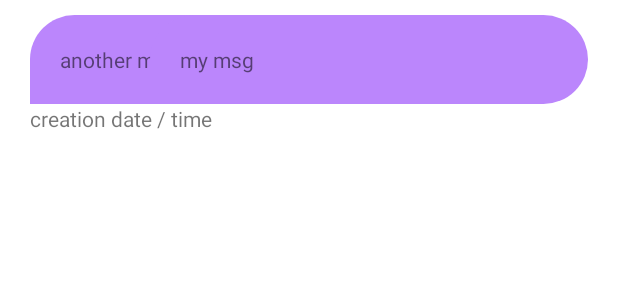
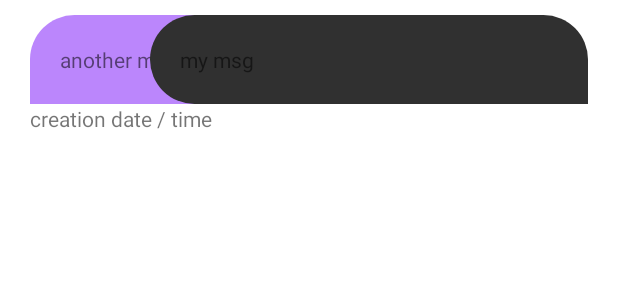
Before and after one commit to kapymessenger/Kapy, an Android app: the layout chat_layout_adapter.xml on its own in the app's theme, with its tools: preview values and no code run, on a phone screen of 412 x 824 dp. Shown: the top 300 px of the screen. Run offline under Robolectric (Android 15) with nearby library versions, the phone set to English and light mode, and no system bars.

Commit message:
Chat implemented for test

```diff
--- a/app/build.gradle
+++ b/app/build.gradle
@@ -38,6 +38,7 @@ android {
 
 dependencies {
     implementation 'androidx.core:core-ktx:1.8.0'
+    implementation 'com.google.code.gson:gson:2.9.0'
     implementation 'androidx.appcompat:appcompat:1.4.2'
     implementation 'com.google.android.material:material:1.6.1'
     implementation 'androidx.constraintlayout:constraintlayout:2.1.4'
--- a/app/src/main/java/org/kapyteam/messenger/activity/CreateDialogActivity.kt
+++ b/app/src/main/java/org/kapyteam/messenger/activity/CreateDialogActivity.kt
@@ -28,6 +28,8 @@ class CreateDialogActivity : AppCompatActivity() {
             profiles = (intent.getSerializableExtra("profiles") as SerializableObject).obj as MutableList<Profile>
         }
 
+        val phone = intent.getStringExtra("phone")
+
         contactList.adapter = ArrayAdapter(this, android.R.layout.simple_list_item_1, convertToString(profiles))
 
         contactList.setOnItemClickListener { _, item, _, _ ->
@@ -39,6 +41,7 @@ class CreateDialogActivity : AppCompatActivity() {
                 ChatActivity::class.java
             )
             intent.putExtra("member", character)
+            intent.putExtra("phone", phone)
             startActivity(intent)
         }
     }
--- a/app/src/main/java/org/kapyteam/messenger/activity/SetupProfileActivity.kt
+++ b/app/src/main/java/org/kapyteam/messenger/activity/SetupProfileActivity.kt
@@ -8,6 +8,7 @@ import android.widget.Toast
 import org.kapyteam.messenger.R
 import org.kapyteam.messenger.database.FirebaseAuthAgent
 import org.kapyteam.messenger.model.Profile
+import org.kapyteam.messenger.util.FileUtil
 
 class SetupProfileActivity : AppCompatActivity() {
     private lateinit var firstnameEdit: EditText
@@ -48,6 +49,7 @@ class SetupProfileActivity : AppCompatActivity() {
             nickname = nicknameEdit.text.toString()
         )
         FirebaseAuthAgent.registerProfile(profile)
+        FileUtil.saveData("{\"phone\": \"$phoneNumber\"}", this)
 
         FirebaseAuthAgent.test()
     }
--- a/app/src/main/java/org/kapyteam/messenger/activity/SplashActivity.kt
+++ b/app/src/main/java/org/kapyteam/messenger/activity/SplashActivity.kt
@@ -3,9 +3,11 @@ package org.kapyteam.messenger.activity
 import android.content.Intent
 import androidx.appcompat.app.AppCompatActivity
 import android.os.Bundle
+import com.google.firebase.auth.FirebaseAuth
 import org.kapyteam.messenger.R
 import org.kapyteam.messenger.database.DBAgent
 import org.kapyteam.messenger.database.FirebaseAuthAgent
+import org.kapyteam.messenger.util.FileUtil
 
 class SplashActivity : AppCompatActivity() {
     override fun onCreate(savedInstanceState: Bundle?) {
@@ -16,10 +18,12 @@ class SplashActivity : AppCompatActivity() {
 
     private fun verifyAccount() {
         if (FirebaseAuthAgent.getCurrentUser() != null) {
+            val meta = FileUtil.loadData(this)
             val intent = Intent(
                 this,
                 MessengerActivity::class.java
             )
+            intent.putExtra("phone", meta.get("phone").asString)
             startActivity(intent)
         } else {
             val intent = Intent(
--- a/app/src/main/java/org/kapyteam/messenger/threading/NewDialogActivityTask.kt
+++ b/app/src/main/java/org/kapyteam/messenger/threading/NewDialogActivityTask.kt
@@ -26,7 +26,8 @@ import org.kapyteam.messenger.util.SerializableObject
 @Suppress("deprecation", "StaticFieldLeak")
 class NewDialogActivityTask(
     private val activity: Activity,
-    private val contacts: List<String>
+    private val contacts: List<String>,
+    private val phone: String
 ) : AsyncTask<Unit, Unit, Unit>() {
 
     val profiles = mutableListOf<Profile>()
@@ -66,6 +67,7 @@ class NewDialogActivityTask(
                 activity,
                 CreateDialogActivity::class.java
             )
+            intent.putExtra("phone", phone)
             intent.putExtra("profiles", SerializableObject(profiles))
             activity.startActivity(intent)
         }.start()
--- a/app/src/main/res/layout/chat_layout_adapter.xml
+++ b/app/src/main/res/layout/chat_layout_adapter.xml
@@ -5,45 +5,50 @@
   -->
 
 <RelativeLayout xmlns:android="http://schemas.android.com/apk/res/android"
-    android:layout_height="match_parent"
-    android:layout_width="match_parent">
+    android:layout_width="match_parent"
+    android:layout_height="wrap_content">
 
     <RelativeLayout
-        android:layout_marginTop="10dp"
+        android:id="@+id/chat_layout_inflater"
         android:layout_width="match_parent"
-        android:layout_height="wrap_content">
+        android:layout_height="wrap_content"
+        android:layout_marginTop="10dp">
 
         <LinearLayout
             android:layout_width="match_parent"
             android:layout_height="wrap_content"
-            android:orientation="vertical"
+            android:layout_marginStart="20dp"
             android:layout_marginEnd="100dp"
-            android:layout_marginStart="20dp">
+            android:orientation="vertical">
 
             <TextView
+                android:id="@+id/another_message"
                 android:layout_width="match_parent"
                 android:layout_height="wrap_content"
                 android:background="@drawable/another_message"
                 android:padding="20dp"
                 android:text="another msg" />
+
             <TextView
+                android:id="@+id/another_msg_metadata"
                 android:layout_width="wrap_content"
                 android:layout_height="wrap_content"
-                android:text="creation date / time"/>
+                android:text="creation date / time" />
         </LinearLayout>
 
         <LinearLayout
             android:layout_width="match_parent"
+            android:layout_height="wrap_content"
             android:layout_alignParentEnd="true"
+            android:layout_marginStart="100dp"
             android:layout_marginEnd="20dp"
-            android:layout_height="wrap_content"
-            android:orientation="vertical"
-            android:layout_marginStart="100dp">
+            android:orientation="vertical">
 
             <TextView
+                android:id="@+id/self_message"
                 android:layout_width="match_parent"
                 android:layout_height="wrap_content"
-                android:background="@drawable/another_message"
+                android:background="@drawable/self_message"
                 android:padding="20dp"
                 android:text="my msg" />
         </LinearLayout>
```
Also changed, not shown: app/src/main/AndroidManifest.xml (+1 -7 lines), app/src/main/java/org/kapyteam/messenger/activity/ChatActivity.kt (+48 -17 lines), app/src/main/java/org/kapyteam/messenger/activity/MessengerActivity.kt (+14 -4 lines), app/src/main/java/org/kapyteam/messenger/component/chat/ChatAdapter.kt (+32 -6 lines), app/src/main/java/org/kapyteam/messenger/util/FileUtil.kt (added, +28 -0 lines), app/src/main/res/layout/activity_chat.xml (+7 -0 lines).
